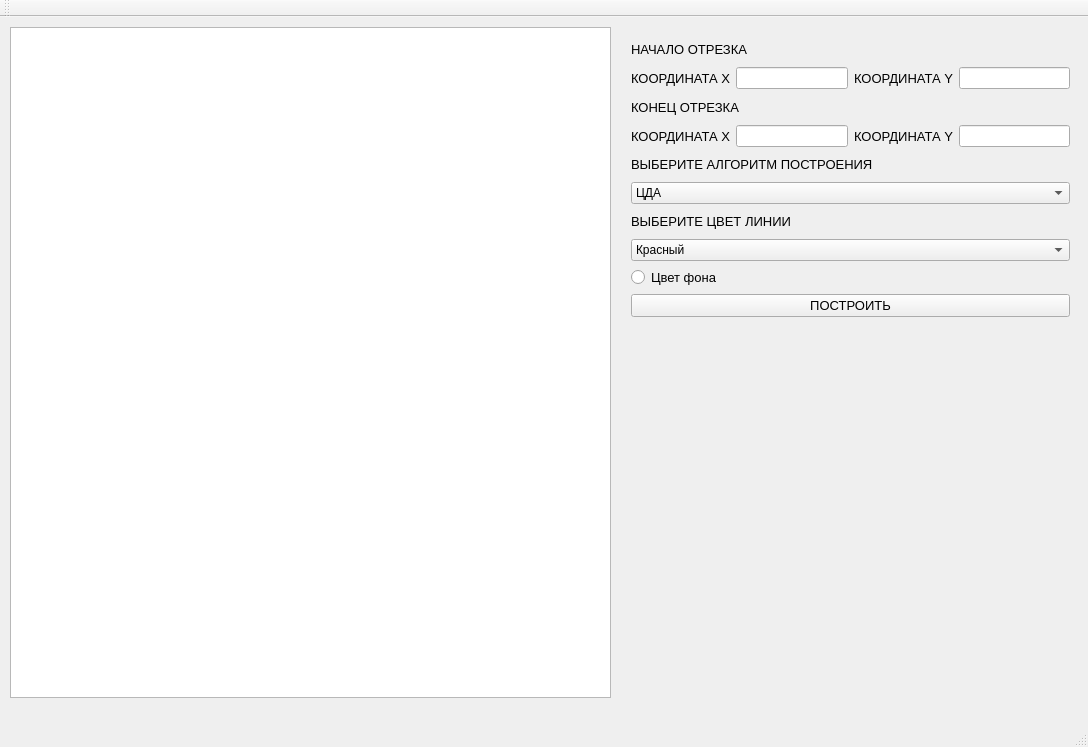
First picture: the form in ksupol/lab_03/mainwindow.ui, repository SGCube/IU7-Computer-Graphics, before the edit.
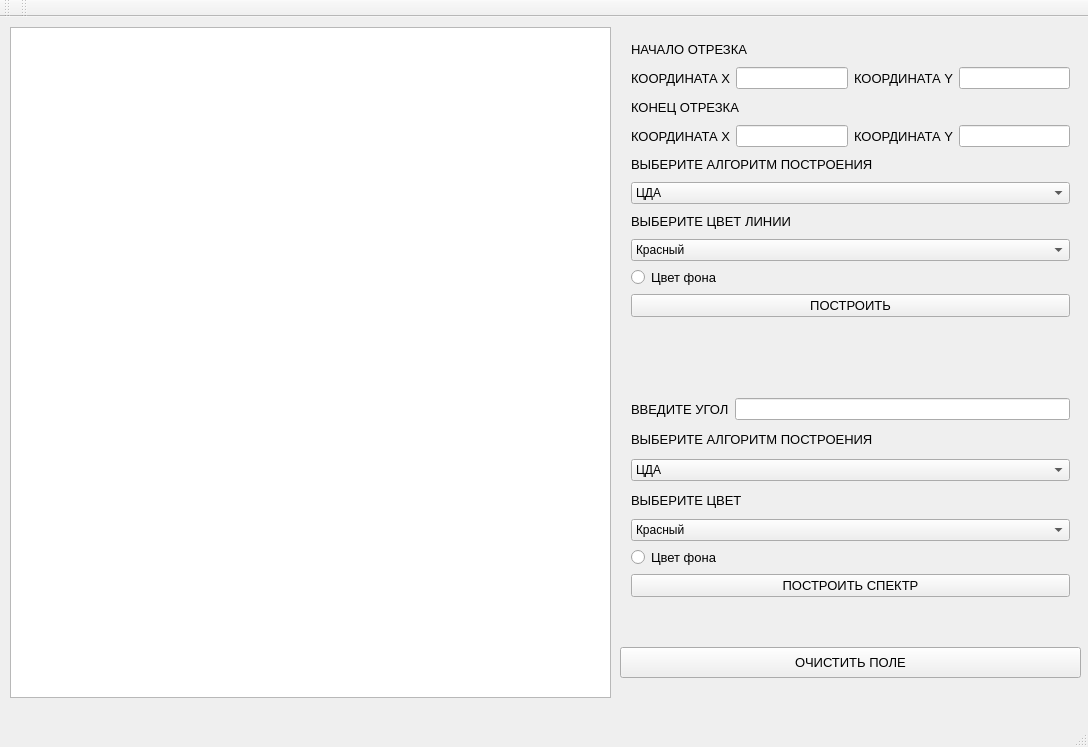
Second picture: the form after the edit.

Diff of the .ui file:
```diff
--- a/ksupol/lab_03/mainwindow.ui
+++ b/ksupol/lab_03/mainwindow.ui
@@ -232,6 +232,156 @@
      </item>
     </layout>
    </widget>
+   <widget class="QWidget" name="layoutWidget">
+    <property name="geometry">
+     <rect>
+      <x>620</x>
+      <y>370</y>
+      <width>461</width>
+      <height>221</height>
+     </rect>
+    </property>
+    <layout class="QVBoxLayout" name="verticalLayout_2">
+     <item>
+      <layout class="QHBoxLayout" name="horizontalLayout_3">
+       <item>
+        <widget class="QLabel" name="label_10">
+         <property name="font">
+          <font>
+           <pointsize>10</pointsize>
+          </font>
+         </property>
+         <property name="text">
+          <string>ВВЕДИТЕ УГОЛ</string>
+         </property>
+        </widget>
+       </item>
+       <item>
+        <widget class="QLineEdit" name="deg"/>
+       </item>
+      </layout>
+     </item>
+     <item>
+      <widget class="QLabel" name="label_11">
+       <property name="font">
+        <font>
+         <pointsize>10</pointsize>
+        </font>
+       </property>
+       <property name="text">
+        <string>ВЫБЕРИТЕ АЛГОРИТМ ПОСТРОЕНИЯ</string>
+       </property>
+      </widget>
+     </item>
+     <item>
+      <widget class="QComboBox" name="algor_2">
+       <item>
+        <property name="text">
+         <string>ЦДА</string>
+        </property>
+       </item>
+       <item>
+        <property name="text">
+         <string>Бреднхема с действительными числами</string>
+        </property>
+       </item>
+       <item>
+        <property name="text">
+         <string>Бреднхема с целыми числами</string>
+        </property>
+       </item>
+       <item>
+        <property name="text">
+         <string>Бреднхема с устранением ступенчатости</string>
+        </property>
+       </item>
+       <item>
+        <property name="text">
+         <string>Встроенный метод</string>
+        </property>
+       </item>
+      </widget>
+     </item>
+     <item>
+      <widget class="QLabel" name="label_9">
+       <property name="font">
+        <font>
+         <pointsize>10</pointsize>
+        </font>
+       </property>
+       <property name="text">
+        <string>ВЫБЕРИТЕ ЦВЕТ</string>
+       </property>
+      </widget>
+     </item>
+     <item>
+      <widget class="QComboBox" name="colour_2">
+       <item>
+        <property name="text">
+         <string>Красный</string>
+        </property>
+       </item>
+       <item>
+        <property name="text">
+         <string>Зеленый</string>
+        </property>
+       </item>
+       <item>
+        <property name="text">
+         <string>Синий</string>
+        </property>
+       </item>
+       <item>
+        <property name="text">
+         <string>Черный</string>
+        </property>
+       </item>
+      </widget>
+     </item>
+     <item>
+      <widget class="QRadioButton" name="bgc_2">
+       <property name="font">
+        <font>
+         <pointsize>10</pointsize>
+        </font>
+       </property>
+       <property name="text">
+        <string>Цвет фона</string>
+       </property>
+      </widget>
+     </item>
+     <item>
+      <widget class="QPushButton" name="build_sp">
+       <property name="font">
+        <font>
+         <pointsize>10</pointsize>
+        </font>
+       </property>
+       <property name="text">
+        <string>ПОСТРОИТЬ СПЕКТР</string>
+       </property>
+      </widget>
+     </item>
+    </layout>
+   </widget>
+   <widget class="QPushButton" name="pushButton">
+    <property name="geometry">
+     <rect>
+      <x>620</x>
+      <y>630</y>
+      <width>461</width>
+      <height>31</height>
+     </rect>
+    </property>
+    <property name="font">
+     <font>
+      <pointsize>10</pointsize>
+     </font>
+    </property>
+    <property name="text">
+     <string>ОЧИСТИТЬ ПОЛЕ</string>
+    </property>
+   </widget>
   </widget>
   <widget class="QMenuBar" name="menuBar">
    <property name="geometry">
@@ -252,6 +402,17 @@
    </attribute>
   </widget>
   <widget class="QStatusBar" name="statusBar"/>
+  <widget class="QToolBar" name="toolBar">
+   <property name="windowTitle">
+    <string>toolBar</string>
+   </property>
+   <attribute name="toolBarArea">
+    <enum>TopToolBarArea</enum>
+   </attribute>
+   <attribute name="toolBarBreak">
+    <bool>false</bool>
+   </attribute>
+  </widget>
  </widget>
  <layoutdefault spacing="6" margin="11"/>
  <resources/>
```
